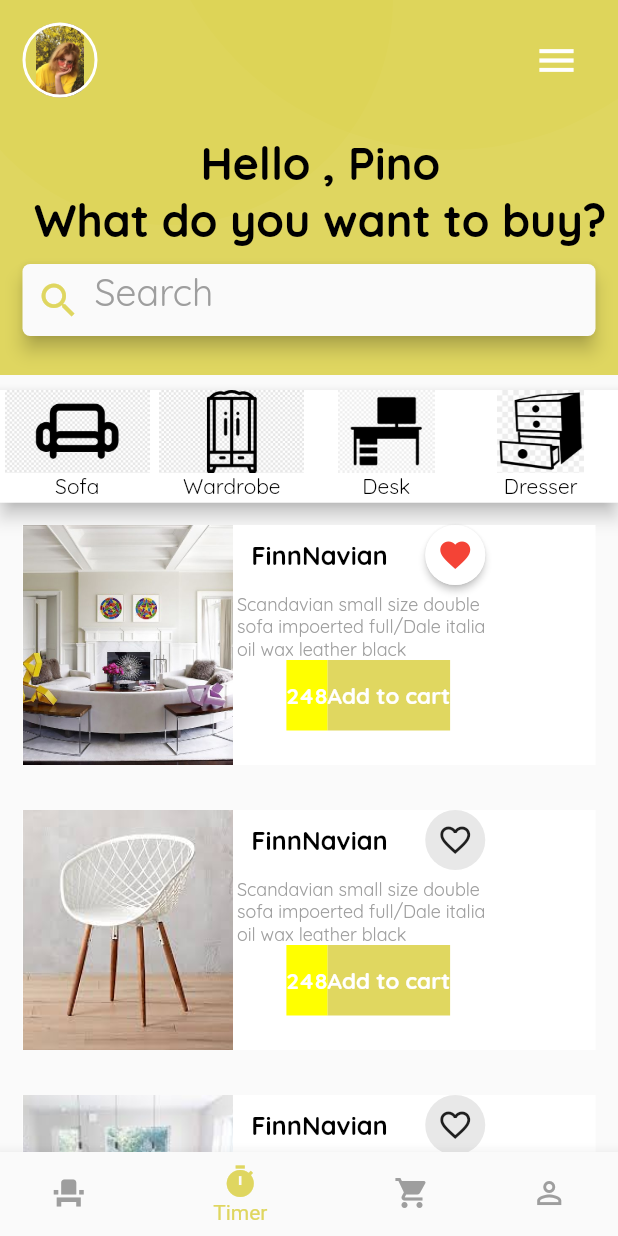
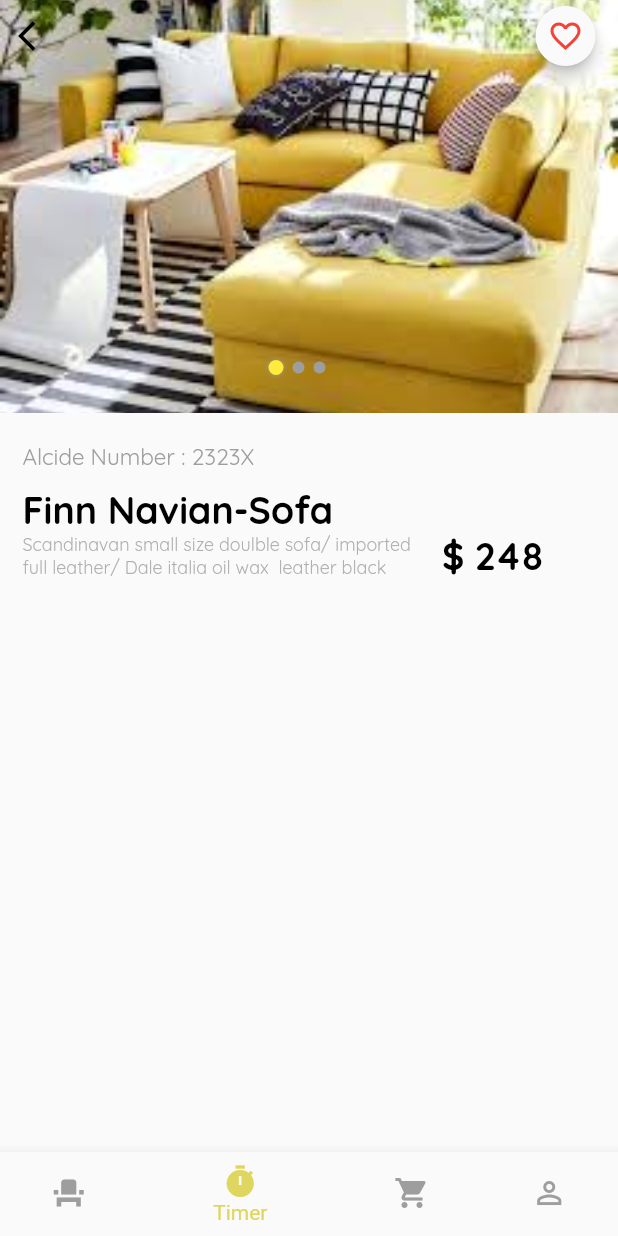
Before and after one commit to orangeztorm/furnish_app, a Flutter app: the screen it shows after launch, item 2 of the bottom bar chosen, on a phone screen of 412 x 824 dp. Run offline on Flutter 3.47's test engine with Material 2 defaults, Android fonts, the phone set to English and light mode, and no system bars.

Commit message:
carousel done

```diff
--- a/lib/main.dart
+++ b/lib/main.dart
@@ -1,5 +1,6 @@
 import 'package:flutter/material.dart';
 import 'package:furnish_app/get_hexcolor.dart';
+import 'package:furnish_app/screens/product_screen.dart';
 import 'package:furnish_app/screens/timer_Screen.dart';
 
 import 'screens/home_screen.dart';
@@ -29,7 +30,7 @@ class _MyHomePageState extends State<MyHomePage>{
   int _selectedIndex = 0;
   static List<Widget> _widgetOptions = <Widget>[
     HomeScreen(),
-    HomeScreen(),
+    ProductScreen(),
     HomeScreen(),
     TimerScreen(),
   ];
--- /dev/null
+++ b/lib/screens/product_screen.dart
@@ -0,0 +1,213 @@
+import 'package:flutter/cupertino.dart';
+import 'package:flutter/material.dart';
+
+class ProductScreen extends StatefulWidget {
+  @override
+  _ProductScreenState createState() => _ProductScreenState();
+}
+
+class _ProductScreenState extends State<ProductScreen> {
+  int photoIndex = 0;
+  List<String> photos = [
+    'assets/soafas.jpg',
+    'assets/sofa1.jpg',
+    'assets/sofas.jpg',
+  ];
+
+  void _previousImage() {
+    setState(() {
+      photoIndex = photoIndex < 0 ? photoIndex - 1 : 0;
+    });
+  }
+
+  void _nextImage() {
+    setState(() {
+      photoIndex = photoIndex < photos.length - 1 ? photoIndex + 1 : photoIndex;
+    });
+  }
+
+  @override
+  Widget build(BuildContext context) {
+    return Scaffold(
+      body: ListView(
+        shrinkWrap: true,
+        children: <Widget>[
+          Column(
+            crossAxisAlignment: CrossAxisAlignment.start,
+            children: <Widget>[
+              Stack(
+                children: <Widget>[
+                  Container(
+                    height: 275.0,
+                    decoration: BoxDecoration(
+                      image: DecorationImage(
+                          image: AssetImage(photos[photoIndex]),
+                          fit: BoxFit.cover),
+                      color: Colors.white,
+                    ),
+                  ),
+                  GestureDetector(
+                    child: Container(
+                      height: 275.0,
+                      width: MediaQuery.of(context).size.width,
+                      color: Colors.transparent,
+                    ),
+                    onTap: _nextImage,
+                  ),
+                  GestureDetector(
+                    child: Container(
+                      height: 275.0,
+                      width: MediaQuery.of(context).size.width / 2,
+                      color: Colors.transparent,
+                    ),
+                    onTap: _previousImage,
+                  ),
+                  Padding(
+                      padding: EdgeInsets.only(right: 15.0),
+                      child: Row(
+                        mainAxisAlignment: MainAxisAlignment.spaceBetween,
+                        children: <Widget>[
+                          IconButton(
+                            icon: Icon(Icons.arrow_back_ios),
+                            onPressed: () {},
+                            color: Colors.black,
+                          ),
+                          Material(
+                            elevation: 4.0,
+                            borderRadius: BorderRadius.circular(20.0),
+                            child: Container(
+                              height: 40.0,
+                              width: 40.0,
+                              decoration: BoxDecoration(
+                                borderRadius: BorderRadius.circular(20.0),
+                              ),
+                              child: Icon(
+                                Icons.favorite_border,
+                                color: Colors.red,
+                              ),
+                            ),
+                          )
+                        ],
+                      )),
+                  Positioned(
+                    top: 240.0,
+                    left: MediaQuery.of(context).size.width / 2 - 30.0,
+                    child: Row(
+                      children: <Widget>[
+                        SelectedPhoto(
+                          numberOfDots: photos.length,
+                          photoIndex: photoIndex,
+                        ),
+                      ],
+                    ),
+                  )
+                ],
+              ),
+              SizedBox(height: 20.0),
+              Padding(
+                  padding: EdgeInsets.only(left: 15.0),
+                  child: Text('Alcide Number : 2323X',
+                      style: TextStyle(
+                        fontFamily: 'Quicksand',
+                        fontSize: 15.0,
+                        color: Colors.grey,
+                      ))),
+              SizedBox(height: 10.0),
+              Padding(
+                  padding: EdgeInsets.only(left: 15.0),
+                  child: Text('Finn Navian-Sofa',
+                      style: TextStyle(
+                        fontFamily: 'Quicksand',
+                        fontSize: 25.0,
+                        color: Colors.black,
+                        fontWeight: FontWeight.bold,
+                      ))),
+              Padding(
+                padding: EdgeInsets.only(left: 15.0, right: 15.0),
+                child: Row(
+                  children: <Widget>[
+                    Container(
+                        width: (MediaQuery.of(context).size.width) / 1.5,
+                        child: Text(
+                            'Scandinavan small size doulble sofa/ imported full leather/ Dale italia oil wax  leather black',
+                            style: TextStyle(
+                              fontFamily: 'Quicksand',
+                              fontSize: 12.0,
+                              color: Colors.grey.withOpacity(0.8),
+                            ))),
+                    SizedBox(width: 5.0),
+                    Text('\$ 248',
+                        style: TextStyle(
+                          fontFamily: 'Quicksand',
+                          fontSize: 25.0,
+                          color: Colors.black,
+                          fontWeight: FontWeight.bold,
+                        ))
+                  ],
+                ),
+              )
+            ],
+          )
+        ],
+      ),
+    );
+  }
+}
+
+class SelectedPhoto extends StatelessWidget {
+  final int numberOfDots;
+  final int photoIndex;
+
+  SelectedPhoto({this.numberOfDots, this.photoIndex});
+
+  Widget _inactivePhoto() {
+    return Container(
+        child: Padding(
+            padding: EdgeInsets.only(left: 3.0, right: 3.0),
+            child: Container(
+                width: 8.0,
+                height: 8.0,
+                decoration: BoxDecoration(
+                  color: Colors.grey,
+                  borderRadius: BorderRadius.circular(4.0),
+                ))));
+  }
+
+  Widget _activePhoto() {
+    return Container(
+        child: Padding(
+            padding: EdgeInsets.only(left: 3.0, right: 3.0),
+            child: Container(
+                width: 10.0,
+                height: 10.0,
+                decoration: BoxDecoration(
+                    color: Colors.yellow,
+                    borderRadius: BorderRadius.circular(5.0),
+                    boxShadow: [
+                      BoxShadow(
+                        color: Colors.grey,
+                        spreadRadius: 0.0,
+                        blurRadius: 2.0,
+                      )
+                    ]))));
+  }
+
+  List<Widget> _buildDots() {
+    List<Widget> dots = [];
+
+    for (int i = 0; i < numberOfDots; ++i) {
+      dots.add(i == photoIndex ? _activePhoto() : _inactivePhoto());
+    }
+    return dots;
+  }
+
+  @override
+  Widget build(BuildContext context) {
+    return Center(
+      child: Row(
+        mainAxisAlignment: MainAxisAlignment.center,
+        children: _buildDots(),
+      ),
+    );
+  }
+}
```
Also changed, not shown: assets/soafas.jpg (added).
